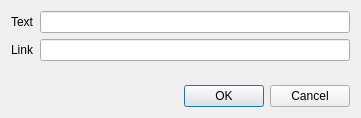
Qt form src/markdowneditor/insertmodifylinkdialog.ui (gwutama/Pandora) before a commit.
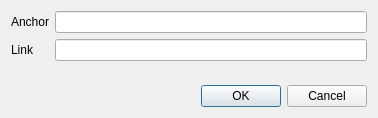
The same form after that commit.

Patch:
```diff
--- a/src/markdowneditor/insertmodifylinkdialog.ui
+++ b/src/markdowneditor/insertmodifylinkdialog.ui
@@ -9,7 +9,7 @@
    <rect>
     <x>0</x>
     <y>0</y>
-    <width>361</width>
+    <width>378</width>
     <height>118</height>
    </rect>
   </property>
@@ -28,7 +28,7 @@
      <item row="0" column="0">
       <widget class="QLabel" name="label">
        <property name="text">
-        <string>Text</string>
+        <string>Anchor</string>
        </property>
       </widget>
      </item>
```
Left out of the diff: 4 changed lines with no effect on the pictures.
